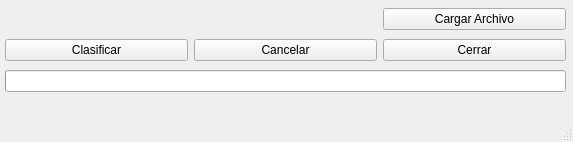
Old version of the form ventana_principal.ui in the repository pclbusto/Catalogador-Encuestas.
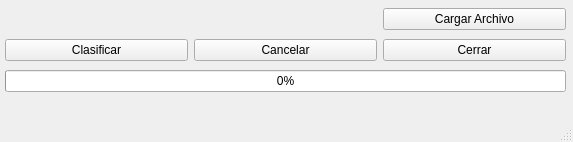
New version of the form.

Commit message: agregado de subida en lotes

Diff of the .ui file:
```diff
--- a/ventana_principal.ui
+++ b/ventana_principal.ui
@@ -45,7 +45,7 @@
         <number>0</number>
        </property>
        <property name="textVisible">
-        <bool>false</bool>
+        <bool>true</bool>
        </property>
       </widget>
      </item>
```
Left out of the diff: 6 changed lines with no effect on the pictures. The commit also changes 2 other files.
